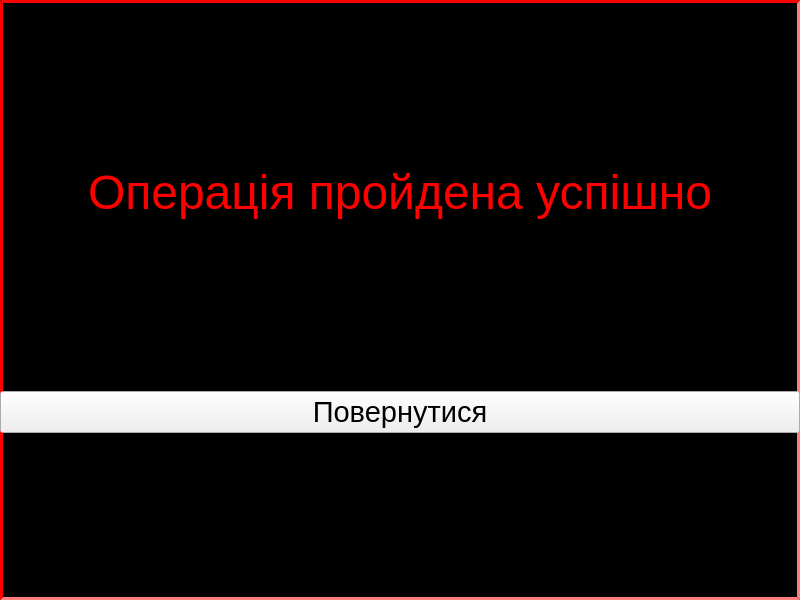
Before: the Qt Designer form success_screen.ui in Anoromi/upa_atm, drawn with Qt 5.
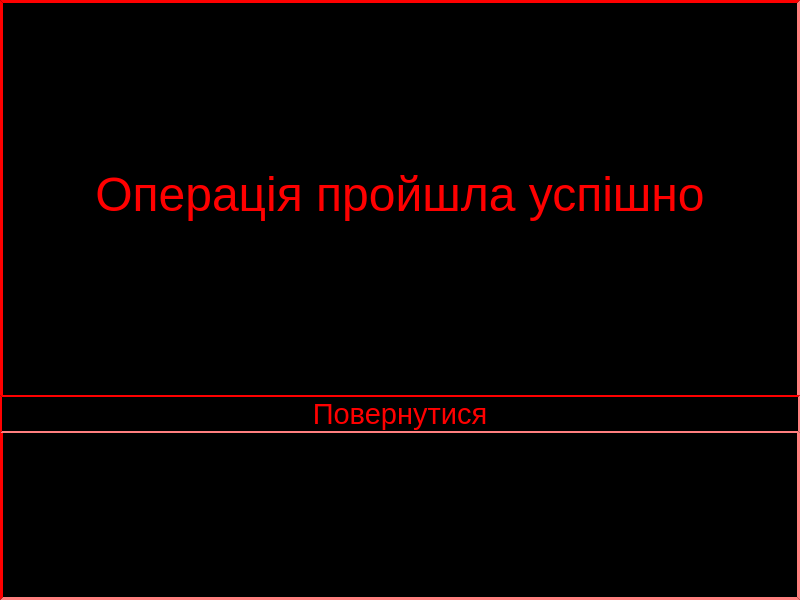
After: the same form once the commit is applied.

Patch:
```diff
--- a/success_screen.ui
+++ b/success_screen.ui
@@ -57,7 +57,7 @@
 }</string>
       </property>
       <property name="text">
-       <string>Операція пройдена успішно</string>
+       <string>Операція пройшла успішно</string>
       </property>
       <property name="alignment">
        <set>Qt::AlignCenter</set>
@@ -78,10 +78,12 @@
        </font>
       </property>
       <property name="styleSheet">
-       <string notr="true">QPushButton#pushButton {
+       <string notr="true">QPushButton#end_button {
 	color : rgb(255,0,0);
 	border-style:inset;
 	border-width:2px;
+
+	background: rgb(0,0,0);
 }
 QPushButton#pushButton:hover {
 	color : black;
```
